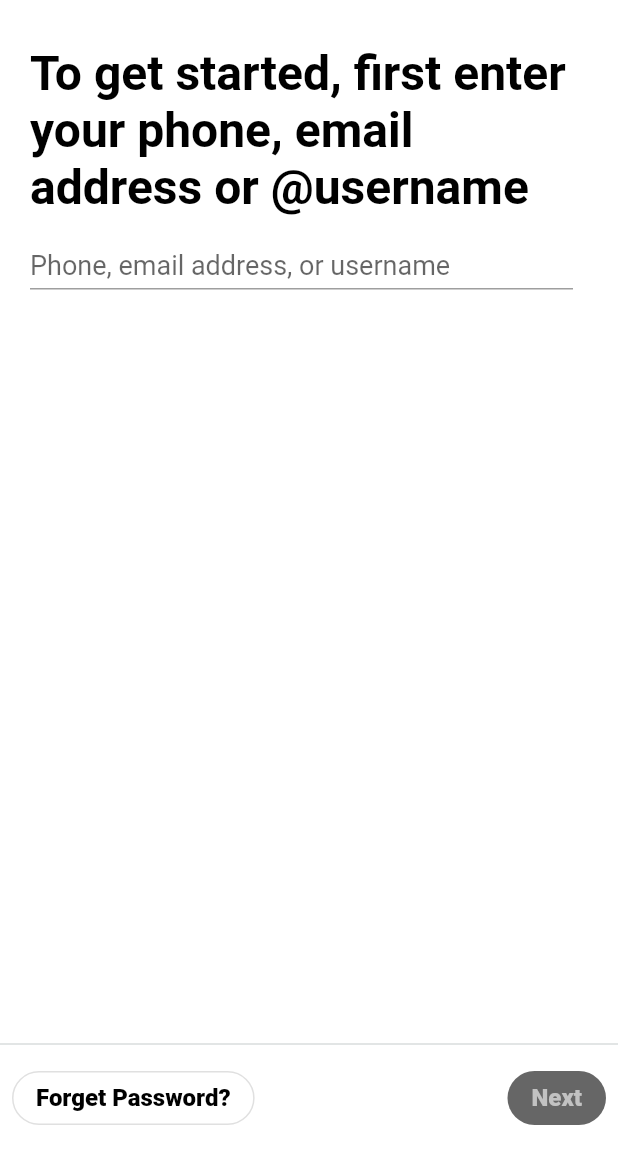
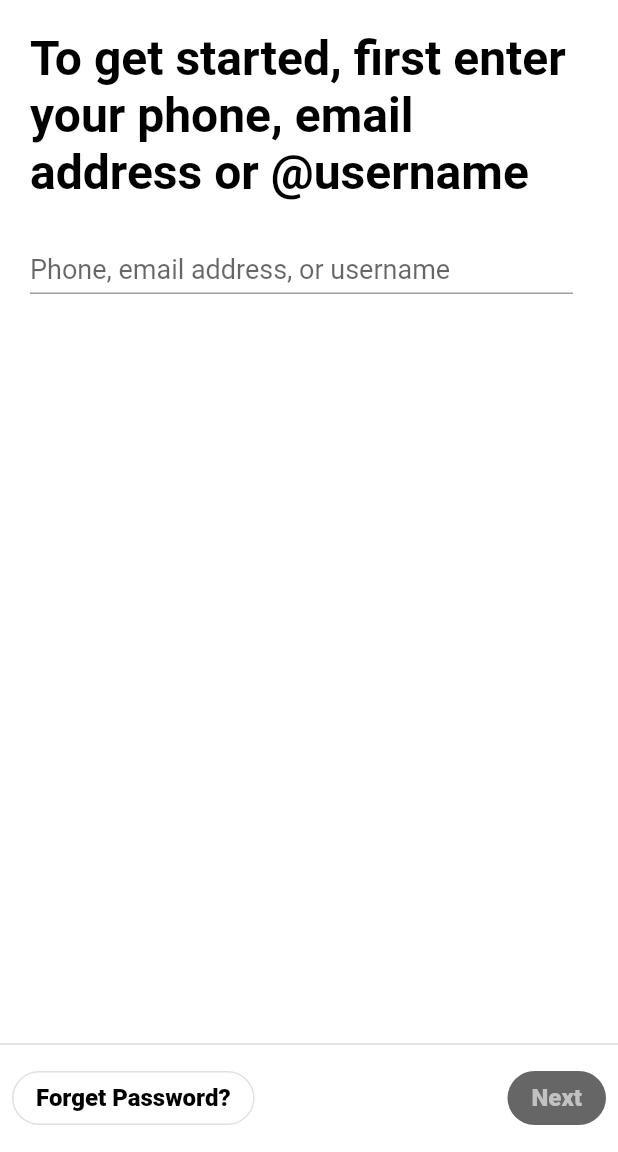
Before and after one commit to Twitter-CUFE-CCEC-2023/twitter_flutter, a Flutter app: the screen it shows after launch, after a tap on "Forget Password?", on a phone screen of 412 x 824 dp, the part 84-1236 px from its top. Run offline on Flutter 3.47's test engine with Material 2 defaults, Android fonts, the phone set to English and light mode, and no system bars.

Commit message:
finish login password page , remaining password visibility feature , Seprate username screen and password screen into 2 files

```diff
--- a/lib/constants.dart
+++ b/lib/constants.dart
@@ -69,3 +69,11 @@ ButtonStyle elevatedButtonsStyle = ButtonStyle(
     const TextStyle(fontWeight: FontWeight.w800,fontSize: 16),
   ),
 );
+
+//Authentication Display Text Style
+
+const TextStyle dispTextStyle = TextStyle(
+  fontSize: 32,
+  color: Colors.black,
+  fontWeight: FontWeight.w700,
+);
--- a/lib/main.dart
+++ b/lib/main.dart
@@ -1,15 +1,17 @@
 import 'package:flutter/material.dart';
 import 'package:twitter_flutter/constants.dart';
-import 'package:twitter_flutter/screens/login.dart';
+import 'package:twitter_flutter/screens/authentication/loginPassword.dart';
+import 'package:twitter_flutter/screens/authentication/loginUsername.dart';
 
 void main() {
   runApp(
     MaterialApp(
       theme: generalTheme,
       debugShowCheckedModeBanner: false,
-      initialRoute: LoginUsername.route,
+      initialRoute: LoginUsername.ROUTE,
       routes: {
-        LoginUsername.route : (context) => const LoginUsername(),
+        LoginUsername.ROUTE : (context) => const LoginUsername(),
+        LoginPassword.ROUTE : (context) => const LoginPassword(),
       }
     ),
   );
--- a/lib/screens/login.dart
+++ b/lib/screens/authentication/loginUsername.dart
@@ -1,9 +1,10 @@
 import 'package:flutter/material.dart';
 import 'package:twitter_flutter/constants.dart';
+import 'loginPassword.dart';
 
 class LoginUsername extends StatefulWidget {
   const LoginUsername({Key? key}) : super(key: key);
-  static const String route = "LoginUsername";
+  static const String ROUTE = "LoginUsername";
 
   @override
   State<LoginUsername> createState() => _LoginUsernameState();
@@ -37,20 +38,17 @@ class _LoginUsernameState extends State<LoginUsername> {
       child: Scaffold(
         appBar: generalAppBar,
         body: Padding(
-          padding: const EdgeInsets.only(left: 20.0, right: 30.0, top: 30.0, bottom: 10.0),
+          padding: const EdgeInsets.only(
+              left: 20.0, right: 30.0, top: 20.0, bottom: 10.0),
           child: Column(
             children: [
               const Text(
                 "To get started, first enter your phone, email address or @username",
-                style: TextStyle(
-                  fontSize: 32,
-                  color: Colors.black,
-                  fontWeight: FontWeight.w700,
-                ),
+                style: dispTextStyle,
                 textAlign: TextAlign.left,
               ),
               const SizedBox(
-                height: 22.0,
+                height: 35.0,
               ),
               TextField(
                 showCursor: true,
@@ -68,7 +66,7 @@ class _LoginUsernameState extends State<LoginUsername> {
           ),
         ),
         bottomNavigationBar: Transform.translate(
-          offset: Offset(0.0,-1 * MediaQuery.of(context).viewInsets.bottom),
+          offset: Offset(0.0, -1 * MediaQuery.of(context).viewInsets.bottom),
           child: BottomAppBar(
             child: Column(
               crossAxisAlignment: CrossAxisAlignment.stretch,
@@ -95,8 +93,8 @@ class _LoginUsernameState extends State<LoginUsername> {
                       ElevatedButton(
                         onPressed: nextActive
                             ? () {
-                                //TODO:Next Button
-                              }
+                          Navigator.pushNamed(context, LoginPassword.ROUTE,arguments: controller.text);
+                        }
                             : null,
                         child: const Text("Next"),
                         style: elevatedButtonsStyle,
```
Also changed, not shown: lib/screens/authentication/loginPassword.dart (added, +137 -0 lines).
